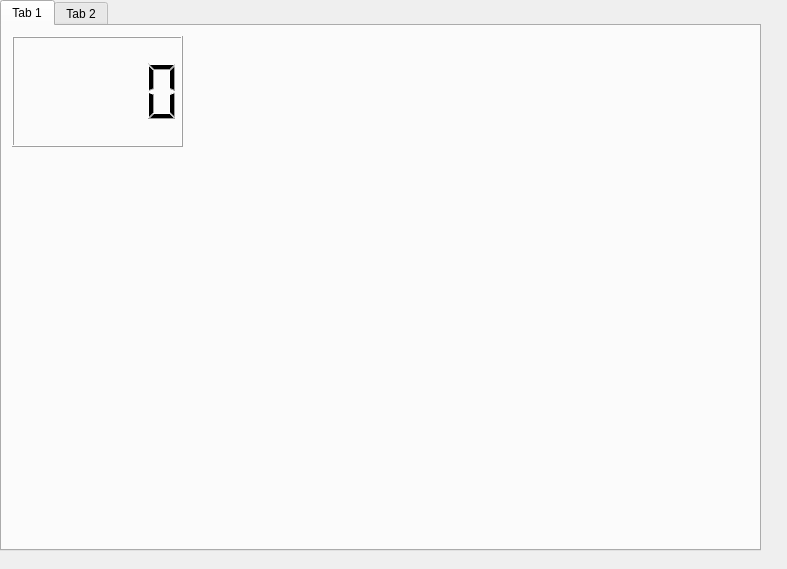
Above: securityhq/ui/wg_test1.ui from hunter0x01/pyqt before the change. Below: the same form after it.
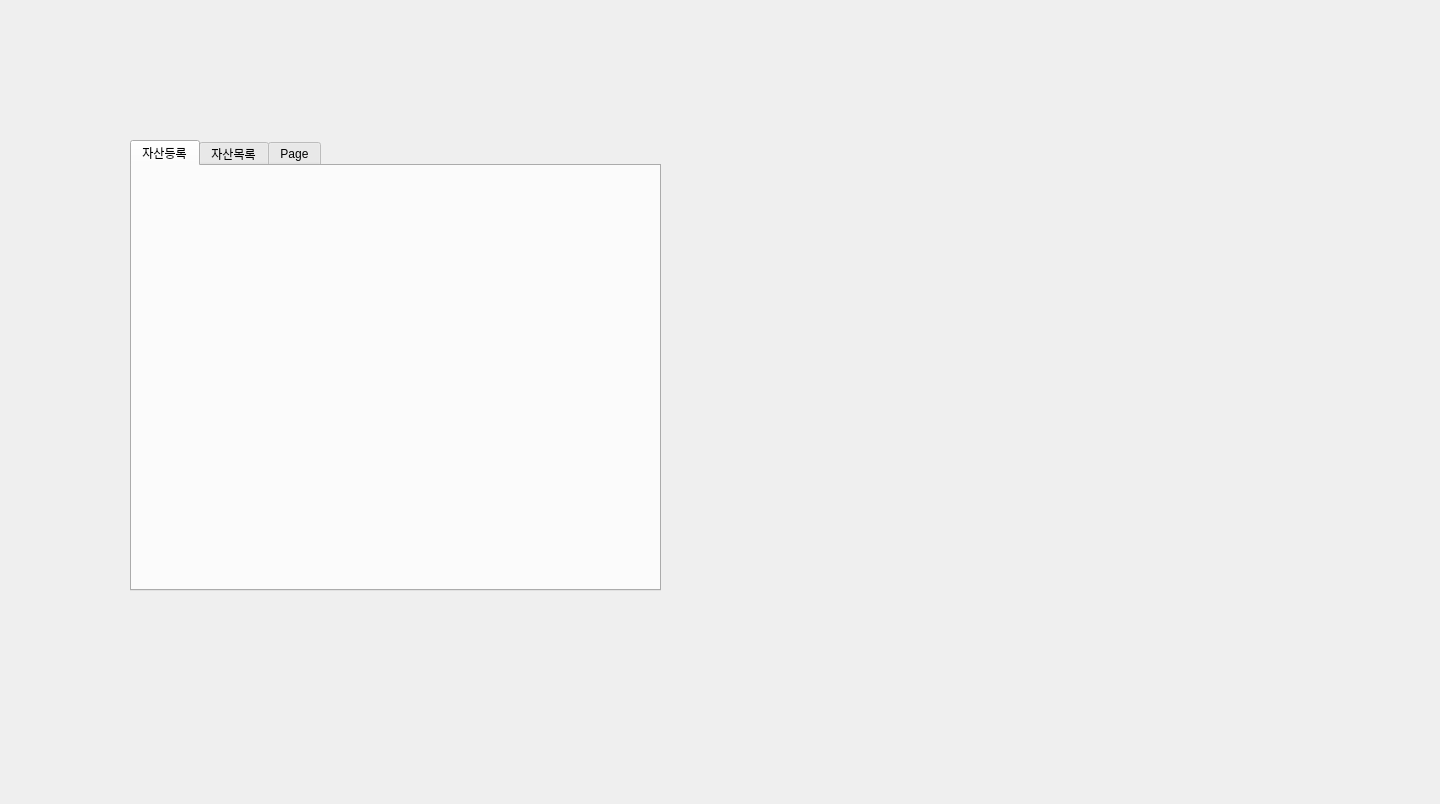
That is the form after the change. The open tabs and pages were chosen to show the change.

What changed in the file:
```diff
--- a/securityhq/ui/wg_test1.ui
+++ b/securityhq/ui/wg_test1.ui
@@ -6,43 +6,42 @@
    <rect>
     <x>0</x>
     <y>0</y>
-    <width>787</width>
-    <height>569</height>
+    <width>1440</width>
+    <height>804</height>
    </rect>
   </property>
+  <property name="sizePolicy">
+   <sizepolicy hsizetype="Preferred" vsizetype="Preferred">
+    <horstretch>0</horstretch>
+    <verstretch>0</verstretch>
+   </sizepolicy>
+  </property>
   <property name="windowTitle">
    <string>Form</string>
   </property>
   <widget class="QTabWidget" name="tabWidget">
    <property name="geometry">
     <rect>
-     <x>0</x>
-     <y>0</y>
-     <width>761</width>
-     <height>551</height>
+     <x>130</x>
+     <y>140</y>
+     <width>531</width>
+     <height>451</height>
     </rect>
    </property>
+   <property name="tabShape">
+    <enum>QTabWidget::Rounded</enum>
+   </property>
    <property name="currentIndex">
     <number>1</number>
    </property>
    <widget class="QWidget" name="tab">
     <attribute name="title">
-     <string>Tab 1</string>
+     <string>자산등록</string>
     </attribute>
-    <widget class="QLCDNumber" name="lcdNumber">
-     <property name="geometry">
-      <rect>
-       <x>10</x>
-       <y>10</y>
-       <width>171</width>
-       <height>111</height>
-      </rect>
-     </property>
-    </widget>
    </widget>
    <widget class="QWidget" name="tab_2">
     <attribute name="title">
-     <string>Tab 2</string>
+     <string>자산목록</string>
     </attribute>
     <widget class="QPushButton" name="pushButton">
      <property name="geometry">
@@ -58,6 +57,11 @@
      </property>
     </widget>
    </widget>
+   <widget class="QWidget" name="tab_3">
+    <attribute name="title">
+     <string>Page</string>
+    </attribute>
+   </widget>
   </widget>
  </widget>
  <resources/>
```
Left out of the diff: 6 changed lines with no effect on the pictures.
